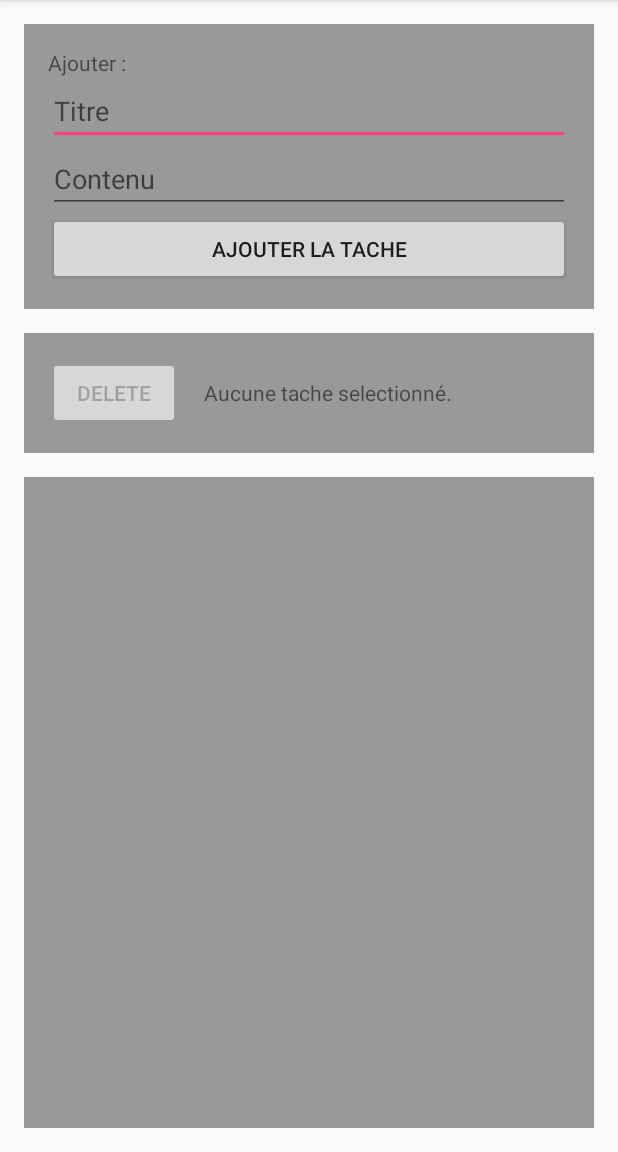
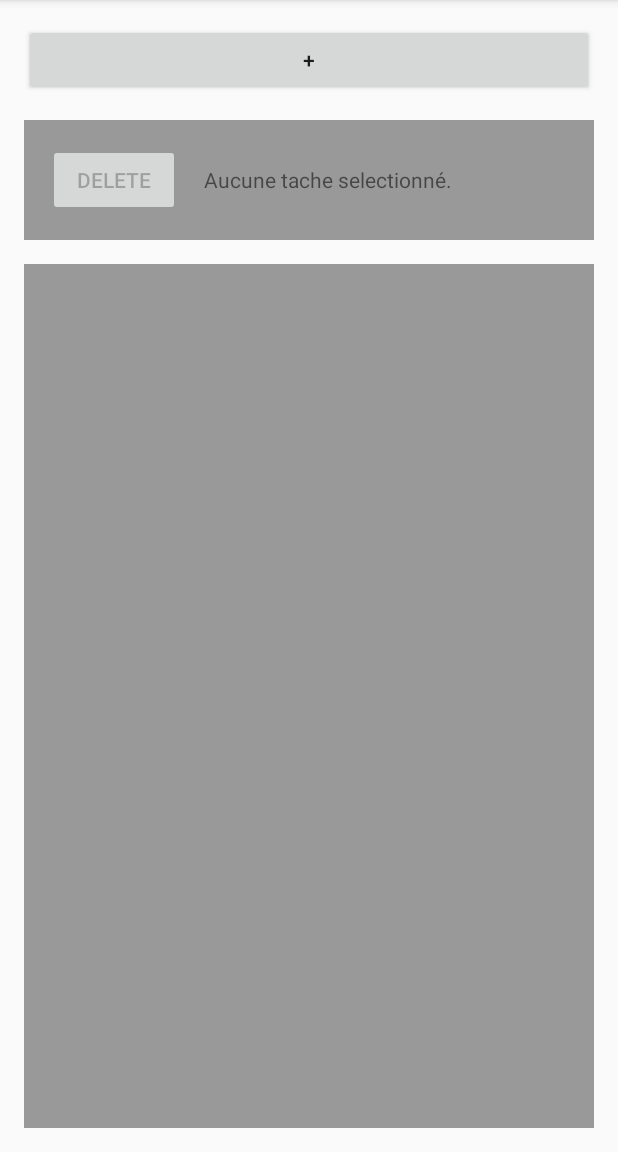
Before and after one commit to nbrignol/sqlite-sandbox-android, an Android app: the screen it shows after launch (MainActivity), on a phone screen of 412 x 824 dp, the part 84-1236 px from its top. Run offline under Robolectric (Android 15) with nearby library versions, the phone set to English and light mode, and no system bars.

Commit message:
Added form toggle button

```diff
--- a/app/src/main/res/layout/activity_main.xml
+++ b/app/src/main/res/layout/activity_main.xml
@@ -14,12 +14,21 @@
 
     tools:context="fr.nbrignol.todolist.MainActivity">
 
+    <Button
+        android:id="@+id/form_toggle"
+        android:layout_width="match_parent"
+        android:layout_height="wrap_content"
+        android:text="@string/form_toggle"
+        />
+
     <LinearLayout
 
         android:id="@+id/form_add"
         android:orientation="vertical"
         android:padding="@dimen/block_padding"
         android:background="@color/lightColor"
+
+        android:visibility="gone"
 
         android:layout_width="match_parent"
         android:layout_height="wrap_content">
--- a/app/src/main/res/values/strings.xml
+++ b/app/src/main/res/values/strings.xml
@@ -6,4 +6,5 @@
     <string name="form_add_submit">Ajouter la tache</string>
     <string name="no_selected_task">Aucune tache selectionné.</string>
     <string name="delete_task">Delete</string>
+    <string name="form_toggle">+</string>
 </resources>
```
Also changed, not shown: app/src/main/java/fr/nbrignol/todolist/MainActivity.java (+26 -0 lines).
